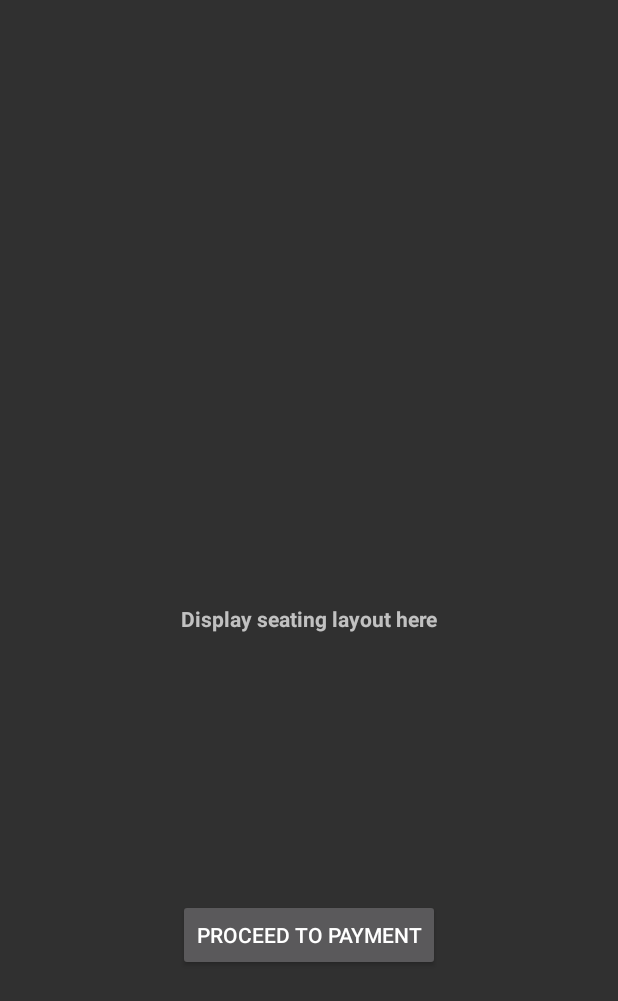
After one commit to yasbik/Ixalan, an Android app: the MovieSeatingActivity screen opened directly, with no data from a screen before it, on a phone screen of 412 x 824 dp. The commit adds this screen. Shown: the top 1001 px of the screen. Run offline under Robolectric (Android 15) with nearby library versions, the phone set to English and light mode, and no system bars.

Commit message:
Additional activities leading to payment added

```diff
--- a/app/src/main/AndroidManifest.xml
+++ b/app/src/main/AndroidManifest.xml
@@ -10,10 +10,11 @@
         android:supportsRtl="true"
         android:theme="@style/Theme.AppCompat.NoActionBar">
         <activity android:name=".presentation.MovieDetailActivity"></activity>
+        <activity android:name=".presentation.MovieLocationActivity"></activity>
+        <activity android:name=".presentation.MovieSeatingActivity"></activity>
         <activity android:name=".presentation.MovieListActivity">
             <intent-filter>
                 <action android:name="android.intent.action.MAIN" />
-
                 <category android:name="android.intent.category.LAUNCHER" />
             </intent-filter>
         </activity>
--- /dev/null
+++ b/app/src/main/java/com/example/ixalan/presentation/MovieSeatingActivity.java
@@ -0,0 +1,31 @@
+package com.example.ixalan.presentation;
+
+import android.content.Intent;
+import android.os.Bundle;
+import android.view.View;
+import android.widget.Button;
+
+import androidx.appcompat.app.AppCompatActivity;
+
+import com.example.ixalan.R;
+
+public class MovieSeatingActivity extends AppCompatActivity {
+
+    @Override
+    protected void onCreate(Bundle savedInstanceState) {
+        super.onCreate(savedInstanceState);
+        setContentView(R.layout.movie_seating);
+
+        Intent intent = getIntent();
+
+        if (intent != null) {
+
+            Button proceed_to_payment = (Button) findViewById(R.id.proceed_payment_btn);
+            proceed_to_payment.setOnClickListener(new View.OnClickListener() {
+                public void onClick(View v) {
+                    //start payment activity
+                }
+            });
+        }
+    }
+}
--- a/app/src/main/res/layout/movie_details.xml
+++ b/app/src/main/res/layout/movie_details.xml
@@ -35,8 +35,7 @@
     <ScrollView
         android:layout_width="match_parent"
         android:layout_height="0dp"
-        android:layout_marginBottom="64dp"
-        app:layout_constraintBottom_toBottomOf="parent"
+        app:layout_constraintBottom_toTopOf="@+id/book_now_button"
         app:layout_constraintEnd_toEndOf="parent"
         app:layout_constraintHorizontal_bias="0.0"
         app:layout_constraintStart_toStartOf="parent"
@@ -75,4 +74,5 @@
         app:layout_constraintEnd_toEndOf="parent"
         app:layout_constraintStart_toStartOf="parent"
         app:layout_constraintTop_toBottomOf="@+id/movie_name_textview" />
+
 </androidx.constraintlayout.widget.ConstraintLayout>
--- /dev/null
+++ b/app/src/main/res/layout/movie_seating.xml
@@ -0,0 +1,30 @@
+<?xml version="1.0" encoding="utf-8"?>
+<androidx.constraintlayout.widget.ConstraintLayout
+    xmlns:android="http://schemas.android.com/apk/res/android"
+    xmlns:app="http://schemas.android.com/apk/res-auto"
+    xmlns:tools="http://schemas.android.com/tools"
+    android:layout_width="match_parent"
+    android:layout_height="match_parent">
+
+    <TextView
+        android:id="@+id/textView3"
+        android:layout_width="wrap_content"
+        android:layout_height="wrap_content"
+        android:text="Display seating layout here"
+        android:textSize="14sp"
+        android:textStyle="bold"
+        app:layout_constraintBottom_toBottomOf="parent"
+        app:layout_constraintEnd_toEndOf="parent"
+        app:layout_constraintStart_toStartOf="parent"
+        app:layout_constraintTop_toTopOf="parent" />
+
+    <Button
+        android:id="@+id/proceed_payment_btn"
+        android:layout_width="wrap_content"
+        android:layout_height="wrap_content"
+        android:text="PROCEED TO PAYMENT"
+        app:layout_constraintBottom_toBottomOf="parent"
+        app:layout_constraintEnd_toEndOf="parent"
+        app:layout_constraintStart_toStartOf="parent"
+        app:layout_constraintTop_toBottomOf="@+id/textView3" />
+</androidx.constraintlayout.widget.ConstraintLayout>
```
Also changed, not shown: app/src/main/java/com/example/ixalan/presentation/MovieDetailActivity.java (+17 -0 lines), app/src/main/java/com/example/ixalan/presentation/MovieLocationActivity.java (added, +36 -0 lines), app/src/main/res/layout/movie_location.xml (added, +30 -0 lines).
